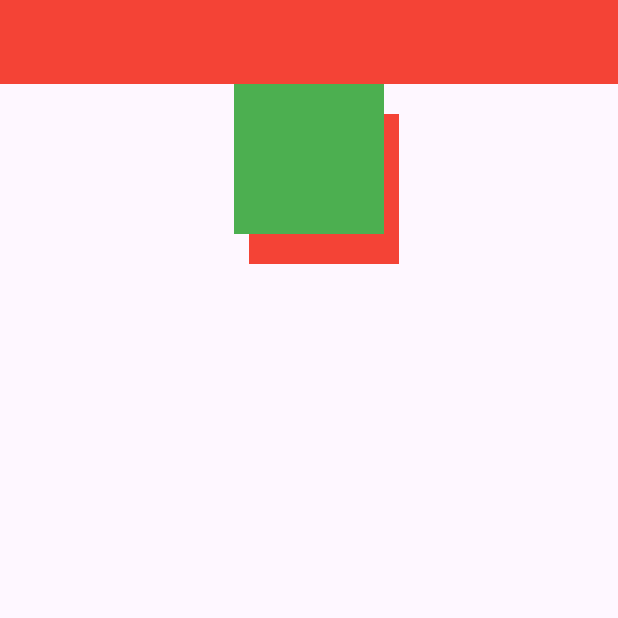
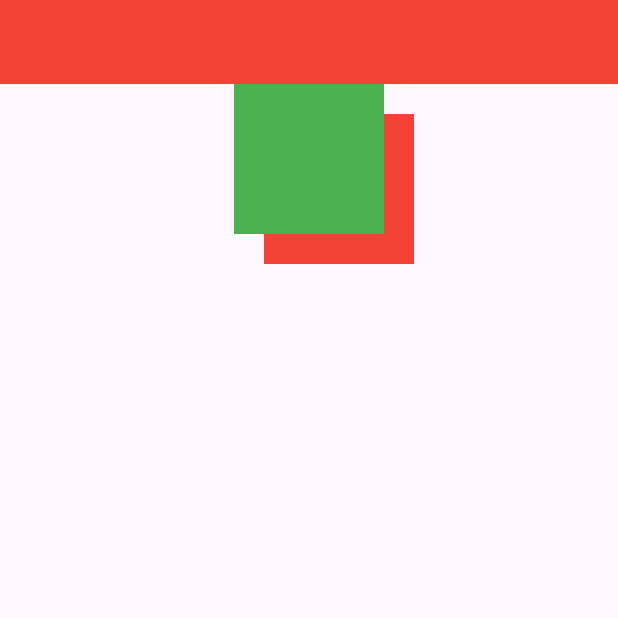
Before and after one commit to knightrome705/Flutter1, a Flutter app: the screen it shows after launch, on a phone screen of 412 x 824 dp, the top half of it. Run offline on Flutter 3.47's test engine with Material 2 defaults, Android fonts, the phone set to English and light mode, and no system bars; our stand-ins replace carousel_slider, flutter_rating_bar, google_fonts, lottie.

Commit message:
Update Martin.dart

```diff
--- a/lib/Martin.dart
+++ b/lib/Martin.dart
@@ -22,7 +22,7 @@ class _Martin1State extends State<Martin1> {
               decoration: BoxDecoration(
                 color: Colors.green,
                 // shape: BoxShape.circle
-                    boxShadow: [BoxShadow(color: Colors.red,offset: Offset(10, 20),blurStyle: BlurStyle.inner)]
+                    boxShadow: [BoxShadow(color: Colors.red,offset: Offset(20, 20),blurStyle: BlurStyle.inner)]
               ),
             )
           ],
```
